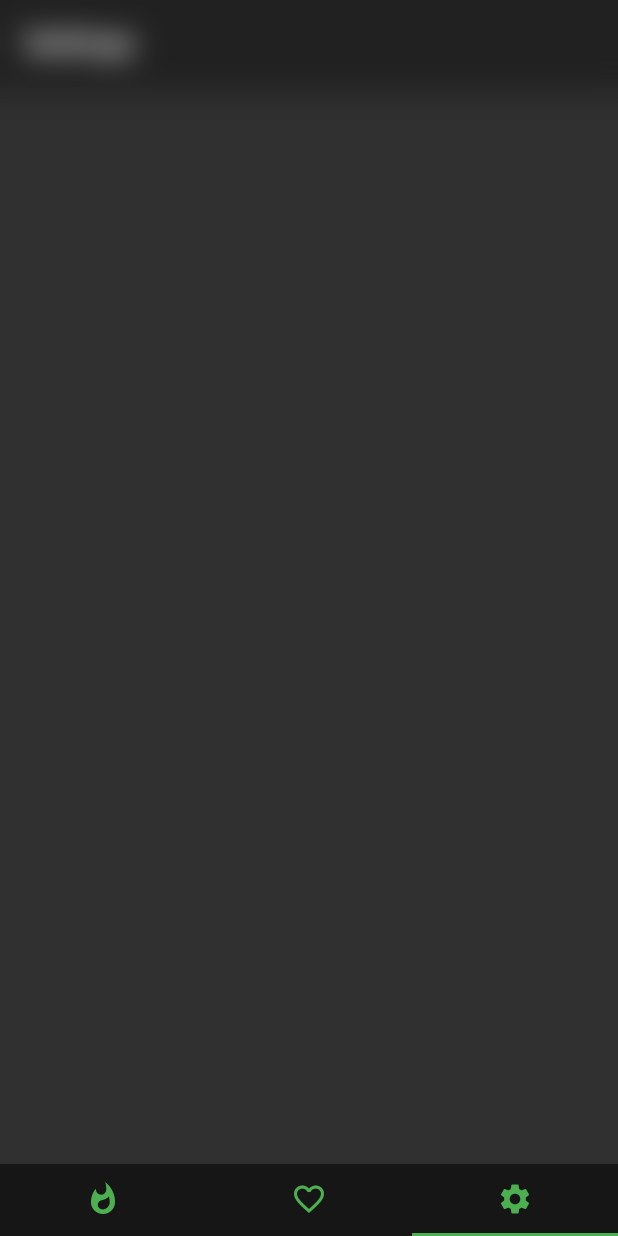
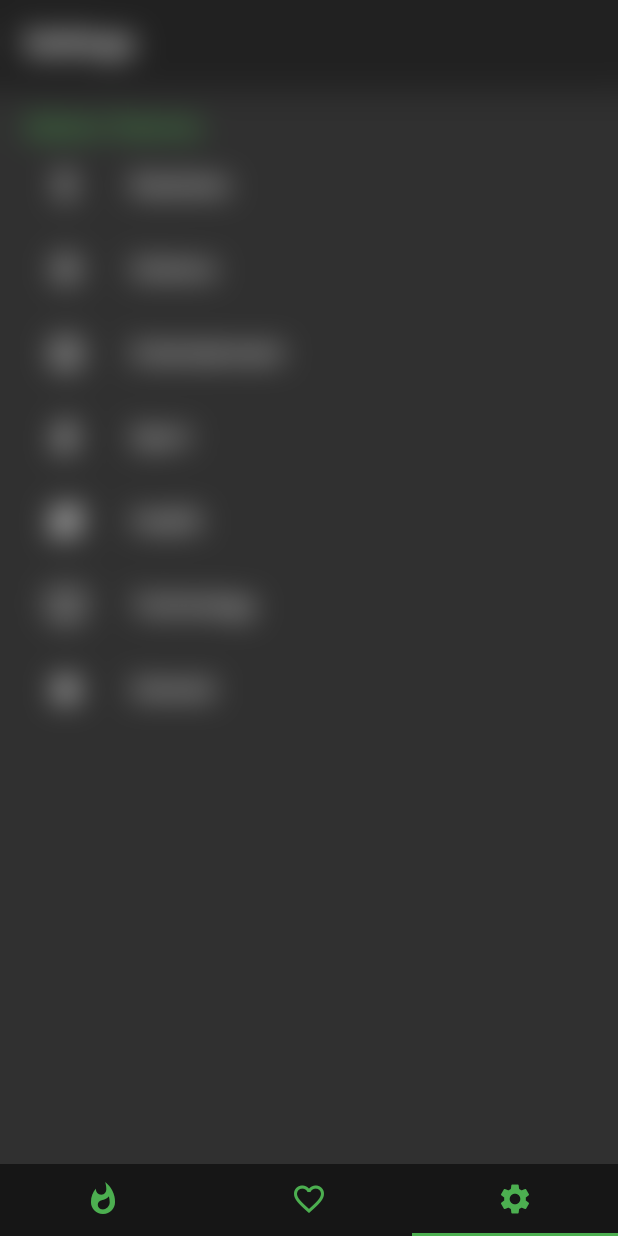
Before and after one commit to Alfie-AD/popular_news, a Flutter app: the screen it shows after launch, item 3 of the bottom bar chosen, on a phone screen of 412 x 824 dp. Run offline on Flutter 3.47's test engine with Material 2 defaults, Android fonts, the phone set to English and light mode, and no system bars; our stand-ins replace cloud_firestore, rxdart, share, shared_preferences; accounts and stored records are empty; network calls fail.

```diff
--- a/lib/src/resources/news_api_provider.dart
+++ b/lib/src/resources/news_api_provider.dart
@@ -20,8 +20,18 @@ class NewsApiProvider {
                     "99568112380744649303b6af7e87dea7"];
 
   getNews() async {
+    var response;
     final _apiKey = _apikeys[Random().nextInt(8)];
-    final response = await client.get("https://newsapi.org/v2/everything?q=flutter&sortBy=relevance&apiKey=$_apiKey");
+    final prefs = await SharedPreferences.getInstance();
+    final theme = prefs.getString('theme');
+    final lastRequest = prefs.getString('lastRequest');
+
+    if (theme != null && lastRequest == null){
+      response = await client.get("https://newsapi.org/v2/top-headlines?country=ru&category=$theme&apiKey=$_apiKey");
+    }else{
+      response = await client.get("https://newsapi.org/v2/everything?q=$lastRequest&sortBy=relevance&apiKey=$_apiKey");
+    }
+
     if (response.statusCode == 200) {
       final mapArticles = {};
       ItemModel.fromJson(json.decode(response.body)).articles.forEach((article){
@@ -68,5 +78,4 @@ class NewsApiProvider {
     final myid = Uuid().v4();
     await prefs.setString('id', myid);
   }
-
 }
--- a/lib/src/resources/repository.dart
+++ b/lib/src/resources/repository.dart
@@ -41,3 +41,8 @@ updateSavedNews() async {
   final newsApiProvider = NewsApiProvider();
   savedArticles = await newsApiProvider.getSavedNews();
 }
+
+clearMainNews() async {
+  final newsApiProvider = NewsApiProvider();
+  mainArticles = await newsApiProvider.getNews();
+}
--- a/lib/src/ui/parent_screen.dart
+++ b/lib/src/ui/parent_screen.dart
@@ -34,7 +34,6 @@ class ParentScreenState extends State<ParentScreen> with SingleTickerProviderSta
           ),
           Tab(
             icon: Icon(Icons.favorite_border, color: Colors.green),
-
           ),
           Tab(
             icon: Icon(Icons.settings, color: Colors.green),
--- a/lib/src/ui/screens/settings_screen.dart
+++ b/lib/src/ui/screens/settings_screen.dart
@@ -1,19 +1,117 @@
 import 'package:flutter/material.dart';
-import 'package:clean_news_ai/src/app.dart';
+import 'package:shared_preferences/shared_preferences.dart';
+import 'package:clean_news_ai/src/resources/repository.dart';
 
-class SettingsScreen extends StatefulWidget {
-
-  createState() => SettingsScreenState();
-
-}
-
-class SettingsScreenState extends State<SettingsScreen> {
+class SettingsScreen extends StatelessWidget {
 
   build(context) {
-      return Scaffold(
-        appBar: AppBar(
-          title: Text("Settings"),
+    return Scaffold(
+      appBar: AppBar(
+        title: Text("Settings"),
+      ),
+      body: Container(
+        padding: EdgeInsets.all(16),
+        child: Column(
+          children: <Widget>[
+            Container(
+              alignment: Alignment.centerLeft,
+              child: Text(
+                "Select theme:",
+                style: TextStyle(
+                  fontSize: 20,
+                  color: Colors.green,
+                ),
+              ),
+            ),
+            _settingsWidgets()
+          ],
         ),
-      );
-    }
+      ),
+    );
   }
+
+  _settingsWidgets(){
+    return Column(
+      children: <Widget>[
+        Container(
+          child: ListTile(
+            leading: const Icon(Icons.attach_money),
+            title: const Text("Business"),
+            onTap: () async {
+              final prefs = await SharedPreferences.getInstance();
+              await prefs.setString("theme", "business");
+              await prefs.setString("lastRequest", null);
+              clearMainNews();
+            },
+          ),
+        ),
+        Container(
+          child: ListTile(
+            leading: const Icon(Icons.flare),
+            title: const Text("Science"),
+            onTap: () async {
+              final prefs = await SharedPreferences.getInstance();
+              await prefs.setString("theme", "science");
+              clearMainNews();
+            },
+          ),
+        ),
+        Container(
+          child: ListTile(
+            leading: const Icon(Icons.tag_faces),
+            title: const Text("Entertainment"),
+            onTap: () async {
+              final prefs = await SharedPreferences.getInstance();
+              await prefs.setString("theme", "entertainment");
+              clearMainNews();
+            },
+          ),
+        ),
+        Container(
+          child: ListTile(
+            leading: const Icon(Icons.directions_run),
+            title: const Text("Sport"),
+            onTap: () async {
+              final prefs = await SharedPreferences.getInstance();
+              await prefs.setString("theme", "sport");
+              clearMainNews();
+            },
+          ),
+        ),
+        Container(
+          child: ListTile(
+            leading: const Icon(Icons.healing),
+            title: const Text("Health"),
+            onTap: () async {
+              final prefs = await SharedPreferences.getInstance();
+              await prefs.setString("theme", "health");
+              clearMainNews();
+            },
+          ),
+        ),
+        Container(
+          child: ListTile(
+            leading: const Icon(Icons.airplay),
+            title: const Text("Technology"),
+            onTap: () async {
+              final prefs = await SharedPreferences.getInstance();
+              await prefs.setString("theme", "technology");
+              clearMainNews();
+            },
+          ),
+        ),
+        Container(
+          child: ListTile(
+            leading: const Icon(Icons.star),
+            title: const Text("General"),
+            onTap: () async {
+              final prefs = await SharedPreferences.getInstance();
+              await prefs.setString("theme", "general");
+              clearMainNews();
+            },
+          ),
+        ),
+      ],
+    );
+  }
+}
--- a/pubspec.yaml
+++ b/pubspec.yaml
@@ -17,6 +17,9 @@ dependencies:
   cloud_firestore:
 
   flutter:
+    sdk: flutter
+
+  flutter_localizations:
     sdk: flutter
 
   # The following adds the Cupertino Icons font to your application.
```
Also changed, not shown: lib/src/ui/screens/popular_news.dart (+36 -0 lines).
